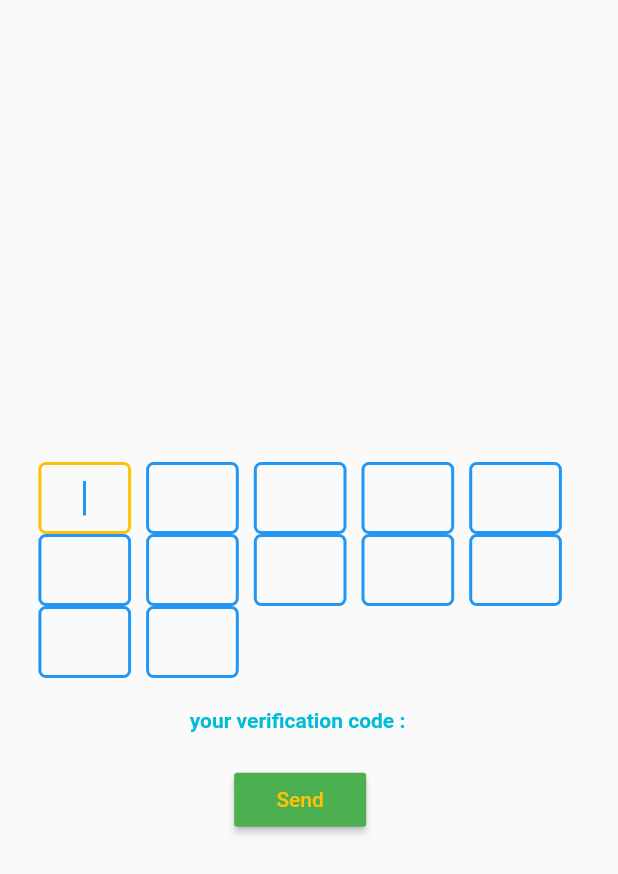
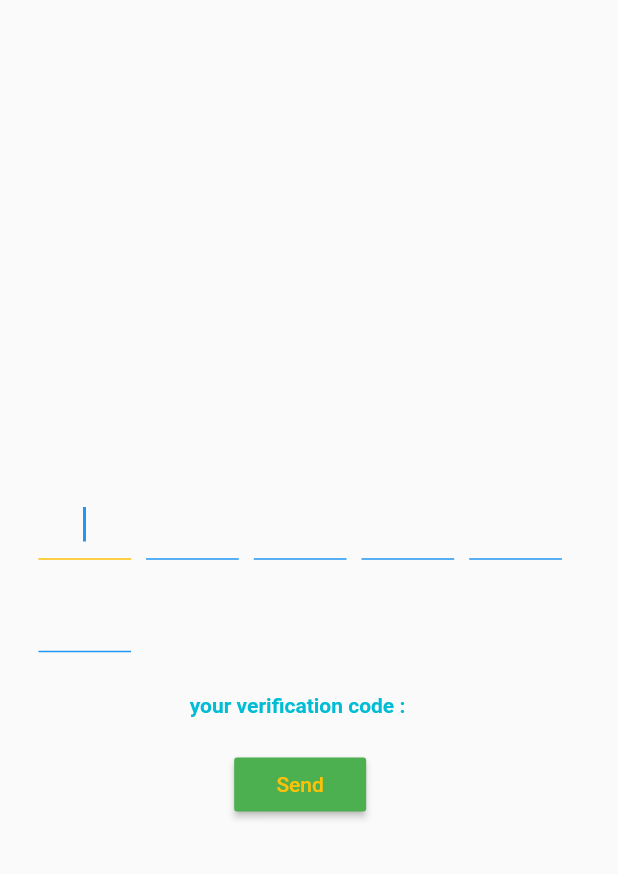
Before and after one commit to AhkamKhalaaf/otp_sample, a Flutter app: the screen it shows after launch, on a phone screen of 412 x 824 dp. Shown: the top 874 px of the screen. Run offline on Flutter 3.47's test engine with Material 2 defaults, Android fonts, the phone set to English and light mode, and no system bars.

Commit message:
more custmizable

```diff
--- a/lib/otp_view/home_page.dart
+++ b/lib/otp_view/home_page.dart
@@ -1,4 +1,5 @@
 import 'package:flutter/material.dart';
+import 'package:otp_sample/otp_view/otp_text_field.dart';
 import 'opt_form_ui.dart';
 
 class HomePage extends StatelessWidget {
@@ -9,7 +10,8 @@ class HomePage extends StatelessWidget {
     return Scaffold(
       resizeToAvoidBottomInset: true,
       body: OptFormUi(
-        numberDigits: 12,
+        numberDigits: 6,
+        shape: OtpDigitShape.underline,
         backGroundColor: Colors.transparent,
         borderRadius: 5.0,
         enabledColorBorder: Colors.blue,
--- a/lib/otp_view/opt_form_ui.dart
+++ b/lib/otp_view/opt_form_ui.dart
@@ -9,13 +9,14 @@ class OptFormUi extends StatefulWidget {
       this.backGroundColor = Colors.white,
       required this.enabledColorBorder,
       required this.focusColorBorder,
-      required this.borderRadius,
+      this.borderRadius = 5.0,
       this.verifyText = 'Verify',
       this.backColorVerifyButton = Colors.blue,
       this.textColorVerifyButton = Colors.white,
       this.textFormValueHint = '',
       this.formValueColor = Colors.black,
       this.textFormValueHintColor = Colors.black,
+          this.shape=OtpDigitShape.box,
       required this.buttonAction})
       : super(key: key);
   final int numberDigits;
@@ -31,6 +32,7 @@ class OptFormUi extends StatefulWidget {
   final String textFormValueHint;
   final Color textFormValueHintColor;
   final Function buttonAction;
+  final OtpDigitShape shape;
 
   @override
   State<OptFormUi> createState() => _OptFormUiState();
@@ -75,7 +77,7 @@ class _OptFormUiState extends State<OptFormUi> {
             key: formKey,
             child: Wrap(
               children: List<Widget>.generate(widget.numberDigits, (index) {
-                return OtpTextField(
+                return OtpTextField(shape:widget.shape,previousFocusNode: index==0?FocusNode():focusNodes[index-1],
                     backGroundColor: widget.backGroundColor,
                     nextFocusNode: index == widget.numberDigits - 1
                         ? FocusNode()
@@ -84,12 +86,12 @@ class _OptFormUiState extends State<OptFormUi> {
                     labelColor: widget.labelColor,
                     textEditingController: keysController[index],
                     context: context,
-                    //isFirst: index == 0 ? true : false,
+                    isFirst: index == 0 ? true : false,
                     autoFocus: index == 0 ? true : false,
                     borderRadius: widget.borderRadius,
                     enabledColorBorder: widget.enabledColorBorder,
                     focusColorBorder: widget.focusColorBorder,
-                    //   isLast: index == widget.numberDigits - 1 ? true : false,
+                    isLast: index == widget.numberDigits - 1 ? true : false,
                     sizeScreen: sizeScreen);
               }),
             ),
--- a/lib/otp_view/otp_text_field.dart
+++ b/lib/otp_view/otp_text_field.dart
@@ -1,3 +1,4 @@
+import 'package:flutter/cupertino.dart';
 import 'package:flutter/material.dart';
 
 class OtpTextField extends StatelessWidget {
@@ -13,7 +14,11 @@ class OtpTextField extends StatelessWidget {
       required this.sizeScreen,
       required this.ownFocusNode,
       required this.nextFocusNode,
-      required this.autoFocus})
+      required this.autoFocus,
+      required this.previousFocusNode,
+      required this.isLast,
+      required this.isFirst,
+      this.shape = OtpDigitShape.box})
       : super(key: key);
   final BuildContext context;
   final Color focusColorBorder;
@@ -26,12 +31,17 @@ class OtpTextField extends StatelessWidget {
   final TextEditingController textEditingController;
   final FocusNode ownFocusNode;
   final FocusNode nextFocusNode;
+  final FocusNode previousFocusNode;
+  final bool isLast;
+  final bool isFirst;
+  final OtpDigitShape shape;
 
   @override
   Widget build(BuildContext context) {
     return Container(
+      alignment: Alignment.center,
       margin: const EdgeInsets.only(left: 5.0, right: 5.0),
-      width: sizeScreen.width * 0.15,
+      width: sizeScreen.width * 0.15,height:sizeScreen.width * 0.15 ,
       child: TextFormField(
         validator: (value) {
           if (value!.isEmpty) {
@@ -43,17 +53,14 @@ class OtpTextField extends StatelessWidget {
         autofocus: true,
         textInputAction: TextInputAction.next,
         readOnly: false,
-        onFieldSubmitted: (value) {
-          FocusScope.of(context).requestFocus(nextFocusNode);
+        onChanged: (value) {
+          onChangeFunc(
+              context: context,
+              isFirstDigit: isFirst,
+              isLastDigit: isLast,
+              nexFocus: nextFocusNode,
+              value: value);
         },
-
-        // onChanged: (value) {
-        //   onChangeFunc(
-        //       context: context,
-        //       isFirstDigit: isFirst,
-        //       isLastDigit: isLast,
-        //       value: value);
-        // },
         textAlign: TextAlign.center,
         style: TextStyle(
             fontWeight: FontWeight.bold, fontSize: 20.0, color: labelColor),
@@ -64,17 +71,43 @@ class OtpTextField extends StatelessWidget {
             fillColor: backGroundColor,
             contentPadding: const EdgeInsets.all(0.0),
             counter: const Offstage(),
-            focusedBorder: OutlineInputBorder(
-                borderSide: BorderSide(width: 2.0, color: focusColorBorder),
+            focusedBorder: shape == OtpDigitShape.underline
+                    ? UnderlineInputBorder(borderSide: BorderSide(color: focusColorBorder)
+                      )
+                    : OutlineInputBorder(
+                        borderSide:
+                            BorderSide(width: 2.0, color: focusColorBorder),
+                        borderRadius: BorderRadius.circular(borderRadius)),
+
+
+
+
+            enabledBorder:  shape == OtpDigitShape.underline
+                ? UnderlineInputBorder(borderSide: BorderSide(color: enabledColorBorder)
+            )
+                : OutlineInputBorder(
+                borderSide:
+                BorderSide(width: 2.0, color: enabledColorBorder),
+                borderRadius: BorderRadius.circular(borderRadius))
+
+
+
+            ,
+            focusedErrorBorder: shape == OtpDigitShape.underline
+                ? const UnderlineInputBorder(borderSide: BorderSide(color: Colors.red)
+            )
+                : OutlineInputBorder(
+                borderSide:
+                const BorderSide(width: 2.0, color: Colors.red),
                 borderRadius: BorderRadius.circular(borderRadius)),
-            enabledBorder: OutlineInputBorder(
-                borderSide: BorderSide(width: 2.0, color: enabledColorBorder),
-                borderRadius: BorderRadius.circular(borderRadius)),
-            focusedErrorBorder: OutlineInputBorder(
-                borderSide: const BorderSide(width: 2.0, color: Colors.red),
-                borderRadius: BorderRadius.circular(borderRadius)),
-            errorBorder: OutlineInputBorder(
-                borderSide: const BorderSide(width: 2.0, color: Colors.red),
+
+
+            errorBorder:  shape == OtpDigitShape.underline
+                ? const UnderlineInputBorder(borderSide: BorderSide(color: Colors.red)
+            )
+                : OutlineInputBorder(
+                borderSide:
+                const BorderSide(width: 2.0, color: Colors.red),
                 borderRadius: BorderRadius.circular(borderRadius))),
       ),
     );
@@ -83,12 +116,13 @@ class OtpTextField extends StatelessWidget {
   onChangeFunc(
       {required BuildContext context,
       required bool isFirstDigit,
+      required FocusNode nexFocus,
       required bool isLastDigit,
       required String value}) {
     if (value.length == 1 && isLastDigit == false) {
-      FocusScope.of(context).nextFocus();
+      FocusScope.of(context).requestFocus(nextFocusNode);
     }
-    if (value.isEmpty && isFirstDigit == false) {
+    if (value.isEmpty) {
       FocusScope.of(context).previousFocus();
     }
     if (value.length == 1 && isLastDigit == true) {
@@ -96,3 +130,5 @@ class OtpTextField extends StatelessWidget {
     }
   }
 }
+
+enum OtpDigitShape { box, underline }
```
